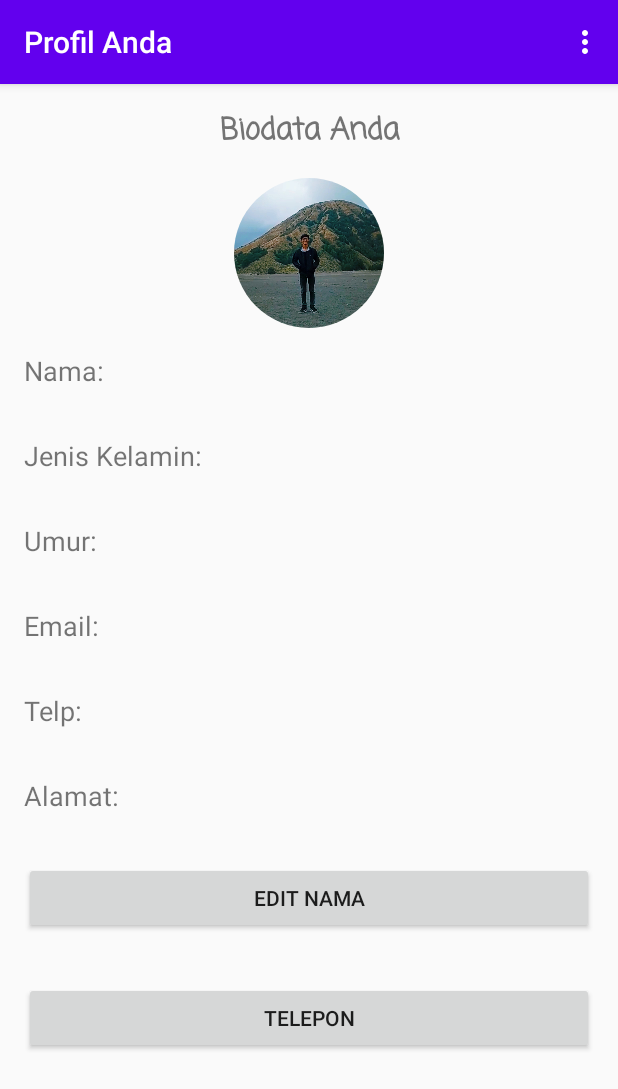
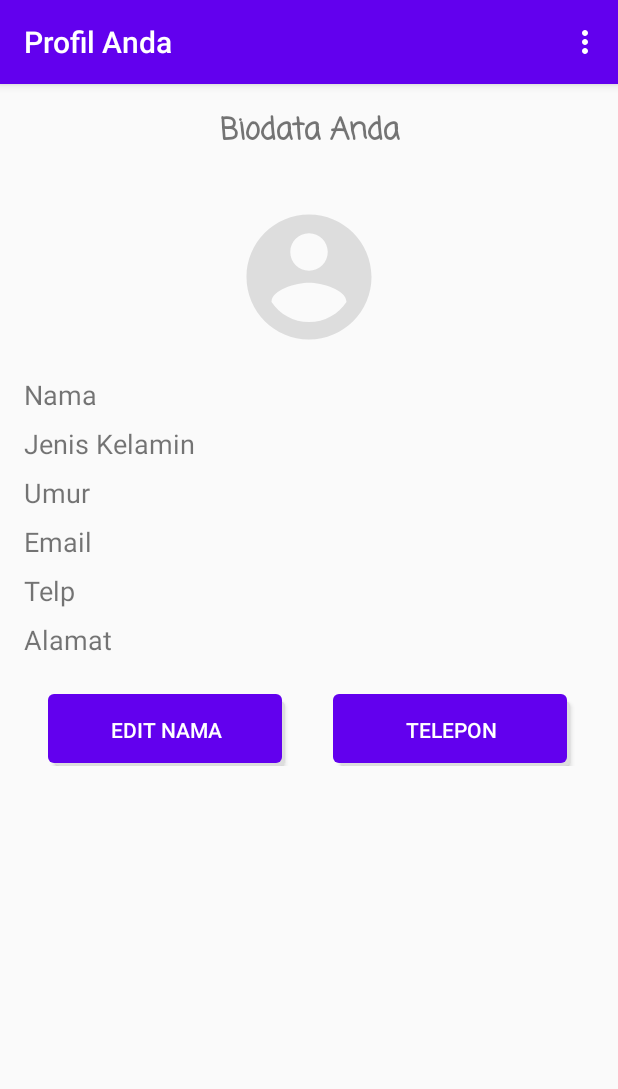
Before and after one commit to rfqgal/SMKCoding-Project-1, an Android app: the ProfilActivity screen opened directly, with no data from a screen before it, on a phone screen of 412 x 824 dp. Shown: the top 1089 px of the screen. Run offline under Robolectric (Android 15) with nearby library versions, the phone set to English and light mode, and no system bars; our stand-ins replace CircleImageView.

Commit message:
SMK Coding Challenge 1
Update pengerjaan challenge 1

```diff
--- a/app/build.gradle
+++ b/app/build.gradle
@@ -8,7 +8,7 @@ android {
 
     defaultConfig {
         applicationId 'com.example.smkcodingproject1'
-        minSdkVersion 15
+        minSdkVersion 16
         targetSdkVersion 29
         versionCode 1
         versionName "1.0"
--- a/app/src/main/java/com/example/smkcodingproject1/MainActivity.kt
+++ b/app/src/main/java/com/example/smkcodingproject1/MainActivity.kt
@@ -42,6 +42,7 @@ class MainActivity : AppCompatActivity() {
         intent.putExtras(bundle)
 
         startActivity(intent)
+        finish()
     }
 
     private fun validasiInput() {
--- a/app/src/main/java/com/example/smkcodingproject1/ProfilActivity.kt
+++ b/app/src/main/java/com/example/smkcodingproject1/ProfilActivity.kt
@@ -90,6 +90,8 @@ class ProfilActivity : AppCompatActivity() {
             val intent = Intent(this, AboutActivity::class.java)
             startActivity(intent)
         } else if (itemId == R.id.logout) {
+            val intent = Intent(this, MainActivity::class.java)
+            startActivity(intent)
             finish()
         }
     }
--- /dev/null
+++ b/app/src/main/res/drawable/button_rounded_primary.xml
@@ -0,0 +1,58 @@
+<?xml version="1.0" encoding="utf-8"?>
+<selector xmlns:android="http://schemas.android.com/apk/res/android">
+    <item android:state_pressed="true">
+        <layer-list>
+            <item android:left="5dp" android:top="5dp">
+                <shape>
+                    <corners android:radius="3dp" />
+                    <solid android:color="#DDD" />
+                </shape>
+            </item>
+            <item android:bottom="2dp" android:right="2dp">
+                <shape>
+                    <solid android:color="@color/colorPrimaryDark" />
+                    <corners android:radius="4dp" />
+                    <padding android:bottom="10dp" android:left="10dp"
+                        android:right="10dp" android:top="10dp" />
+                </shape>
+            </item>
+        </layer-list>
+    </item>
+    <item android:state_focused="true">
+        <layer-list>
+            <item android:left="5dp" android:top="5dp">
+                <shape>
+                    <corners android:radius="3dp" />
+                    <solid android:color="#DDD" />
+                </shape>
+            </item>
+            <item android:bottom="2dp" android:right="2dp">
+                <shape>
+                    <solid android:color="@color/colorPrimaryDark" />
+                    <corners android:radius="4dp" />
+                    <padding android:bottom="10dp" android:left="10dp"
+                        android:right="10dp" android:top="10dp" />
+                </shape>
+            </item>
+        </layer-list>
+    </item>
+    <item>
+        <layer-list>
+            <item android:left="5dp" android:top="5dp">
+                <shape>
+                    <corners android:radius="3dp" />
+                    <solid android:color="#DDD" />
+                </shape>
+            </item>
+            <item android:bottom="2dp" android:right="2dp">
+                <shape>
+                    <solid android:color="@color/colorPrimary" />
+                    <corners android:radius="4dp" />
+                    <padding android:bottom="10dp" android:left="10dp"
+                        android:right="10dp" android:top="10dp" />
+                </shape>
+            </item>
+        </layer-list>
+    </item>
+
+</selector>
--- /dev/null
+++ b/app/src/main/res/drawable/ic_account_circle_grey_100dp.xml
@@ -0,0 +1,5 @@
+<vector android:height="100dp" android:tint="#DDDDDD"
+    android:viewportHeight="24.0" android:viewportWidth="24.0"
+    android:width="100dp" xmlns:android="http://schemas.android.com/apk/res/android">
+    <path android:fillColor="#FF000000" android:pathData="M12,2C6.48,2 2,6.48 2,12s4.48,10 10,10 10,-4.48 10,-10S17.52,2 12,2zM12,5c1.66,0 3,1.34 3,3s-1.34,3 -3,3 -3,-1.34 -3,-3 1.34,-3 3,-3zM12,19.2c-2.5,0 -4.71,-1.28 -6,-3.22 0.03,-1.99 4,-3.08 6,-3.08 1.99,0 5.97,1.09 6,3.08 -1.29,1.94 -3.5,3.22 -6,3.22z"/>
+</vector>
--- a/app/src/main/res/layout/activity_about.xml
+++ b/app/src/main/res/layout/activity_about.xml
@@ -43,8 +43,8 @@
             android:layout_height="0.5dp"
             android:layout_below="@id/tvMyName"
             android:layout_margin="8dp"
-            android:layout_toStartOf="@id/tvDesc"
-            android:layout_toLeftOf="@id/tvDesc"
+            android:layout_toStartOf="@id/tvContact"
+            android:layout_toLeftOf="@id/tvContact"
             android:background="#AAA"
             android:layout="@id/tvDesc" />
 
@@ -54,7 +54,7 @@
             android:layout_height="wrap_content"
             android:layout_below="@id/tvMyName"
             android:layout_centerHorizontal="true"
-            android:text="Contact"
+            android:text="Email"
             android:textColor="#AAA"
             android:textSize="12sp" />
 
@@ -63,8 +63,8 @@
             android:layout_height="0.5dp"
             android:layout_below="@id/tvMyName"
             android:layout_margin="8dp"
-            android:layout_toEndOf="@id/tvDesc"
-            android:layout_toRightOf="@id/tvDesc"
+            android:layout_toEndOf="@id/tvContact"
+            android:layout_toRightOf="@id/tvContact"
             android:background="#AAA"
             android:layout="@id/tvDesc" />
 
@@ -74,7 +74,6 @@
             android:layout_height="wrap_content"
             android:layout_below="@id/tvContact"
             android:layout_centerHorizontal="true"
-            android:layout_marginTop="4dp"
             android:layout_marginBottom="4dp"
             android:autoLink="email"
             android:linksClickable="true"
@@ -82,11 +81,41 @@
             android:textColor="#7777FF"
             android:textSize="16sp" />
 
+        <View
+            android:layout_width="match_parent"
+            android:layout_height="0.5dp"
+            android:layout_below="@id/tvMyEmail"
+            android:layout_margin="8dp"
+            android:layout_toStartOf="@id/tvMyPhone"
+            android:layout_toLeftOf="@id/tvMyPhone"
+            android:background="#AAA"
+            android:layout="@id/tvDesc" />
+
+        <TextView
+            android:id="@+id/tvMyPhone"
+            android:layout_width="wrap_content"
+            android:layout_height="wrap_content"
+            android:layout_below="@id/tvMyEmail"
+            android:layout_centerHorizontal="true"
+            android:text="Phone"
+            android:textColor="#AAA"
+            android:textSize="12sp" />
+
+        <View
+            android:layout_width="match_parent"
+            android:layout_height="0.5dp"
+            android:layout_below="@id/tvMyEmail"
+            android:layout_margin="8dp"
+            android:layout_toEndOf="@id/tvMyPhone"
+            android:layout_toRightOf="@id/tvMyPhone"
+            android:background="#AAA"
+            android:layout="@id/tvDesc" />
+
         <TextView
             android:id="@+id/tvMyPhoneNumber"
             android:layout_width="wrap_content"
             android:layout_height="wrap_content"
-            android:layout_below="@id/tvMyEmail"
+            android:layout_below="@id/tvMyPhone"
             android:layout_centerHorizontal="true"
             android:layout_marginBottom="4dp"
             android:autoLink="phone"
--- a/app/src/main/res/layout/activity_main.xml
+++ b/app/src/main/res/layout/activity_main.xml
@@ -15,9 +15,9 @@
             android:layout_width="match_parent"
             android:layout_height="wrap_content"
             android:layout_gravity="center_horizontal"
-            android:gravity="center"
             android:layout_margin="16dp"
             android:fontFamily="casual"
+            android:gravity="center"
             android:text="@string/biodata_diri"
             android:textSize="20sp"
             android:textStyle="bold" />
@@ -26,15 +26,17 @@
             android:id="@+id/edtName"
             android:layout_width="match_parent"
             android:layout_height="wrap_content"
-            android:layout_margin="16dp"
-            android:inputType="textCapWords"
-            android:hint="@string/nama" />
+            android:layout_marginHorizontal="16dp"
+            android:layout_marginVertical="8dp"
+            android:hint="@string/nama"
+            android:inputType="textCapWords" />
 
         <Spinner
             android:id="@+id/spGender"
             android:layout_width="match_parent"
             android:layout_height="wrap_content"
-            android:layout_margin="16dp"
+            android:layout_marginHorizontal="16dp"
+            android:layout_marginVertical="8dp"
             android:entries="@array/gender"
             android:paddingVertical="4dp" />
 
@@ -42,7 +44,8 @@
             android:id="@+id/edtAge"
             android:layout_width="match_parent"
             android:layout_height="wrap_content"
-            android:layout_margin="16dp"
+            android:layout_marginHorizontal="16dp"
+            android:layout_marginVertical="8dp"
             android:hint="@string/umur"
             android:inputType="number" />
 
@@ -50,7 +53,8 @@
             android:id="@+id/edtEmail"
             android:layout_width="match_parent"
             android:layout_height="wrap_content"
-            android:layout_margin="16dp"
+            android:layout_marginHorizontal="16dp"
+            android:layout_marginVertical="8dp"
             android:hint="@string/email"
             android:inputType="textEmailAddress" />
 
@@ -58,7 +62,8 @@
             android:id="@+id/edtPhone"
             android:layout_width="match_parent"
             android:layout_height="wrap_content"
-            android:layout_margin="16dp"
+            android:layout_marginHorizontal="16dp"
+            android:layout_marginVertical="8dp"
             android:hint="@string/telp"
             android:inputType="phone" />
 
@@ -66,7 +71,8 @@
             android:id="@+id/edtAddress"
             android:layout_width="match_parent"
             android:layout_height="wrap_content"
-            android:layout_margin="16dp"
+            android:layout_marginHorizontal="16dp"
+            android:layout_marginVertical="8dp"
             android:hint="@string/alamat"
             android:inputType="textMultiLine|textCapWords" />
 
@@ -75,6 +81,8 @@
             android:layout_width="match_parent"
             android:layout_height="wrap_content"
             android:layout_margin="16dp"
-            android:text="@string/save" />
+            android:background="@drawable/button_rounded_primary"
+            android:text="@string/save"
+            android:textColor="#FFF" />
     </LinearLayout>
 </ScrollView>
--- a/app/src/main/res/layout/activity_profil.xml
+++ b/app/src/main/res/layout/activity_profil.xml
@@ -4,6 +4,7 @@
     xmlns:tools="http://schemas.android.com/tools"
     android:layout_width="match_parent"
     android:layout_height="match_parent">
+
     <RelativeLayout
         android:layout_width="match_parent"
         android:layout_height="wrap_content"
@@ -13,50 +14,167 @@
             android:id="@+id/tvBiodata"
             android:layout_width="match_parent"
             android:layout_height="wrap_content"
-            android:layout_margin="16dp"
-            android:text="@string/biodata_anda"
             android:layout_alignParentStart="true"
             android:layout_alignParentLeft="true"
+            android:layout_margin="16dp"
+            android:fontFamily="casual"
             android:gravity="center_horizontal"
+            android:text="@string/biodata_anda"
             android:textSize="20sp"
-            android:fontFamily="casual"
             android:textStyle="bold" />
 
         <de.hdodenhof.circleimageview.CircleImageView
             android:id="@+id/imgPhoto"
             android:layout_width="100dp"
             android:layout_height="100dp"
+            android:layout_below="@id/tvBiodata"
+            android:layout_centerHorizontal="true"
+            android:layout_marginVertical="16dp"
             android:scaleType="centerCrop"
-            android:src="@drawable/rifky_galuh"
-            android:layout_below="@id/tvBiodata"
-            android:layout_centerHorizontal="true" />
+            android:src="@drawable/ic_account_circle_grey_100dp" />
 
         <LinearLayout
             android:layout_width="match_parent"
             android:layout_height="wrap_content"
-            android:orientation="vertical"
-            android:layout_below="@id/imgPhoto">
+            android:layout_below="@id/imgPhoto"
+            android:orientation="vertical">
 
             <LinearLayout
                 android:layout_width="match_parent"
                 android:layout_height="wrap_content"
-                android:layout_margin="16dp"
+                android:layout_marginHorizontal="16dp"
+                android:layout_marginBottom="8dp"
                 android:orientation="horizontal">
 
                 <TextView
                     android:layout_width="match_parent"
                     android:layout_height="wrap_content"
                     android:layout_weight="2"
-                    android:textSize="18sp"
-                    android:text="Nama:" />
+                    android:text="Nama"
+                    android:textSize="18sp" />
 
                 <TextView
                     android:id="@+id/tvName"
                     android:layout_width="match_parent"
                     android:layout_height="wrap_content"
                     android:layout_weight="1"
-                    android:textSize="18sp"
-                    android:text="dummy text name" />
+                    android:text="dummy text name"
+                    android:textSize="18sp" />
+            </LinearLayout>
+
+            <LinearLayout
+                android:layout_width="match_parent"
+                android:layout_height="wrap_content"
+                android:layout_marginHorizontal="16dp"
+                android:layout_marginBottom="8dp"
+                android:orientation="horizontal">
+
+                <TextView
+                    android:layout_width="match_parent"
+                    android:layout_height="wrap_content"
+                    android:layout_weight="2"
+                    android:text="Jenis Kelamin"
+                    android:textSize="18sp" />
+
+                <TextView
+                    android:id="@+id/tvGender"
+                    android:layout_width="match_parent"
+                    android:layout_height="wrap_content"
+                    android:layout_weight="1"
+                    android:text="laki-laki"
+                    android:textSize="18sp" />
+            </LinearLayout>
+
+            <LinearLayout
+                android:layout_width="match_parent"
+                android:layout_height="wrap_content"
+                android:layout_marginHorizontal="16dp"
+                android:layout_marginBottom="8dp"
+                android:orientation="horizontal">
+
+                <TextView
+                    android:layout_width="match_parent"
+                    android:layout_height="wrap_content"
+                    android:layout_weight="2"
+                    android:text="Umur"
+                    android:textSize="18sp" />
+
+                <TextView
+                    android:id="@+id/tvAge"
+                    android:layout_width="match_parent"
+                    android:layout_height="wrap_content"
+                    android:layout_weight="1"
+                    android:text="17"
+                    android:textSize="18sp" />
+            </LinearLayout>
+
+            <LinearLayout
+                android:layout_width="match_parent"
+                android:layout_height="wrap_content"
+                android:layout_marginHorizontal="16dp"
+                android:layout_marginBottom="8dp"
+                android:orientation="horizontal">
+
+                <TextView
+                    android:layout_width="match_parent"
+                    android:layout_height="wrap_content"
+                    android:layout_weight="2"
+                    android:text="Email"
+                    android:textSize="18sp" />
+
+                <TextView
+                    android:id="@+id/tvEmail"
+                    android:layout_width="match_parent"
+                    android:layout_height="wrap_content"
+                    android:layout_weight="1"
+                    android:text="dummy@gmail.com"
+                    android:textSize="18sp" />
+            </LinearLayout>
+
+            <LinearLayout
+                android:layout_width="match_parent"
+                android:layout_height="wrap_content"
+                android:layout_marginHorizontal="16dp"
+                android:layout_marginBottom="8dp"
+                android:orientation="horizontal">
+
+                <TextView
+                    android:layout_width="match_parent"
+                    android:layout_height="wrap_content"
+                    android:layout_weight="2"
+                    android:text="Telp"
+                    android:textSize="18sp" />
+
+                <TextView
+                    android:id="@+id/tvPhone"
+                    android:layout_width="match_parent"
+                    android:layout_height="wrap_content"
+                    android:layout_weight="1"
+                    android:text="081234567890"
+                    android:textSize="18sp" />
+            </LinearLayout>
+
+            <LinearLayout
+                android:layout_width="match_parent"
+                android:layout_height="wrap_content"
+                android:layout_marginHorizontal="16dp"
+                android:layout_marginBottom="8dp"
+                android:orientation="horizontal">
+
+                <TextView
+                    android:layout_width="match_parent"
+                    android:layout_height="wrap_content"
+                    android:layout_weight="2"
+                    android:text="Alamat"
+                    android:textSize="18sp" />
+
+                <TextView
+                    android:id="@+id/tvAddress"
+                    android:layout_width="match_parent"
+                    android:layout_height="wrap_content"
+                    android:layout_weight="1"
+                    android:text="Malang, Indonesia"
+                    android:textSize="18sp" />
             </LinearLayout>
 
             <LinearLayout
@@ -65,123 +183,26 @@
                 android:layout_margin="16dp"
                 android:orientation="horizontal">
 
-                <TextView
+                <Button
+                    android:id="@+id/btnUpdName"
                     android:layout_width="match_parent"
                     android:layout_height="wrap_content"
-                    android:layout_weight="2"
-                    android:textSize="18sp"
-                    android:text="Jenis Kelamin:" />
+                    android:layout_marginHorizontal="16dp"
+                    android:layout_weight="1"
+                    android:background="@drawable/button_rounded_primary"
+                    android:text="Edit Nama"
+                    android:textColor="#FFF" />
 
-                <TextView
-                    android:id="@+id/tvGender"
+                <Button
+                    android:id="@+id/btnPhone"
                     android:layout_width="match_parent"
                     android:layout_height="wrap_content"
+                    android:layout_marginHorizontal="16dp"
                     android:layout_weight="1"
-                    android:textSize="18sp"
-                    android:text="laki-laki" />
+                    android:background="@drawable/button_rounded_primary"
+                    android:text="Telepon"
+                    android:textColor="#FFF" />
             </LinearLayout>
-
-            <LinearLayout
-                android:layout_width="match_parent"
-                android:layout_height="wrap_content"
-                android:layout_margin="16dp"
-                android:orientation="horizontal">
-
-                <TextView
-                    android:layout_width="match_parent"
-                    android:layout_height="wrap_content"
-                    android:layout_weight="2"
-                    android:textSize="18sp"
-                    android:text="Umur:" />
-
-                <TextView
-                    android:id="@+id/tvAge"
-                    android:layout_width="match_parent"
-                    android:layout_height="wrap_content"
-                    android:layout_weight="1"
-                    android:textSize="18sp"
-                    android:text="17" />
-            </LinearLayout>
-
-            <LinearLayout
-                android:layout_width="match_parent"
-                android:layout_height="wrap_content"
-                android:layout_margin="16dp"
-                android:orientation="horizontal">
-
-                <TextView
-                    android:layout_width="match_parent"
-                    android:layout_height="wrap_content"
-                    android:layout_weight="2"
-                    android:textSize="18sp"
-                    android:text="Email:" />
-
-                <TextView
-                    android:id="@+id/tvEmail"
-                    android:layout_width="match_parent"
-                    android:layout_height="wrap_content"
-                    android:layout_weight="1"
-                    android:textSize="18sp"
-                    android:text="dummy@gmail.com" />
-            </LinearLayout>
-
-            <LinearLayout
-                android:layout_width="match_parent"
-                android:layout_height="wrap_content"
-                android:layout_margin="16dp"
-                android:orientation="horizontal">
-
-                <TextView
-                    android:layout_width="match_parent"
-                    android:layout_height="wrap_content"
-                    android:layout_weight="2"
-                    android:textSize="18sp"
-                    android:text="Telp:" />
-
-                <TextView
-                    android:id="@+id/tvPhone"
-                    android:layout_width="match_parent"
-                    android:layout_height="wrap_content"
-                    android:layout_weight="1"
-                    android:textSize="18sp"
-                    android:text="081234567890" />
-            </LinearLayout>
-
-            <LinearLayout
-                android:layout_width="match_parent"
-                android:layout_height="wrap_content"
-                android:layout_margin="16dp"
-                android:orientation="horizontal">
-
-                <TextView
-                    android:layout_width="match_parent"
-                    android:layout_height="wrap_content"
-                    android:layout_weight="2"
-                    android:textSize="18sp"
-                    android:text="Alamat:" />
-
-                <TextView
-                    android:id="@+id/tvAddress"
-                    android:layout_width="match_parent"
-                    android:layout_height="wrap_content"
-                    android:layout_weight="1"
-                    android:textSize="18sp"
-                    android:text="Malang, Indonesia" />
-            </LinearLayout>
-
-            <Button
-                android:id="@+id/btnUpdName"
-                android:layout_width="match_parent"
-                android:layout_height="wrap_content"
-                android:layout_margin="16dp"
-                android:text="Edit Nama" />
-
-            <Button
-                android:id="@+id/btnPhone"
-                android:layout_width="match_parent"
-                android:layout_height="wrap_content"
-                android:layout_margin="16dp"
-                android:text="Telepon" />
         </LinearLayout>
     </RelativeLayout>
 </ScrollView>
--- a/app/src/main/res/layout/activity_update.xml
+++ b/app/src/main/res/layout/activity_update.xml
@@ -27,7 +27,8 @@
         android:id="@+id/edtUpdName"
         android:layout_width="match_parent"
         android:layout_height="wrap_content"
-        android:layout_margin="16dp"
+        android:layout_marginHorizontal="16dp"
+        android:layout_marginVertical="8dp"
         android:hint="@string/nama" />
 
     <Button
@@ -35,5 +36,7 @@
         android:layout_width="match_parent"
         android:layout_height="wrap_content"
         android:layout_margin="16dp"
-        android:text="simpan" />
+        android:background="@drawable/button_rounded_primary"
+        android:text="simpan"
+        android:textColor="#FFF" />
 </LinearLayout>
```
